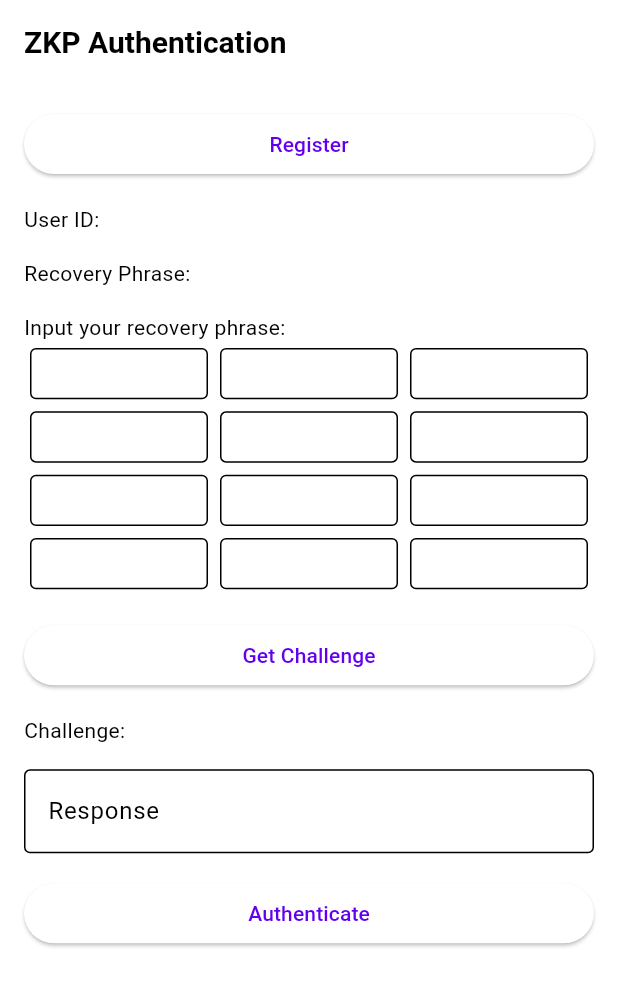
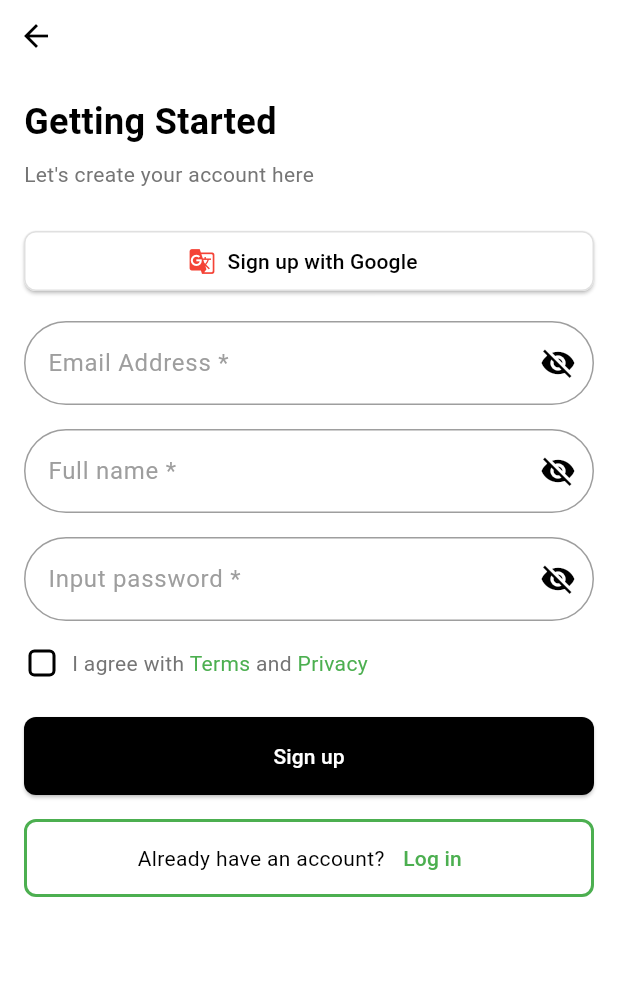
Before and after one commit to MrazTevin/money-sender-mvp, a Flutter app: the screen it shows after launch, on a phone screen of 412 x 824 dp. Shown: the top 986 px of the screen. Run offline on Flutter 3.47's test engine with Material 3 defaults, Android fonts, the light colour scheme and no system bars; Roboto replaces fonts that are missing (SansSerif).

Commit message:
m: complete creation of the registration screen

```diff
--- a/ckes_paygateway/lib/main.dart
+++ b/ckes_paygateway/lib/main.dart
@@ -1,10 +1,18 @@
 import 'package:ckes_paygateway/screens/auth_client.dart';
 import 'package:ckes_paygateway/screens/login_screen.dart';
+import 'package:ckes_paygateway/screens/registration_screen.dart';
 import 'package:ckes_paygateway/screens/zkp_auth.dart';
 import 'package:ckes_paygateway/theme/app_theme.dart';
 import 'package:flutter/material.dart';
+import 'package:flutter/services.dart';
+
 
 void main() {
+  //  SystemChrome.setSystemUIOverlayStyle(const SystemUiOverlayStyle(
+  //     statusBarColor: Colors.transparent,
+  //     // statusBarIconBrightness: Brightness.light,
+  //     statusBarIconBrightness: Brightness.dark
+  //   ));
   runApp(const MyApp());
 }
 
@@ -19,7 +27,8 @@ class MyApp extends StatelessWidget {
       theme: AppTheme.lightTheme,
       // home: const LoginScreen(),
       // home: const ZkpAuthScreen(),
-      home: const ZKPAuthPage(),
+      // home: const ZKPAuthPage(),
+      home: const RegistrationScreen(),
     );
   }
 }
--- /dev/null
+++ b/ckes_paygateway/lib/screens/registration_screen.dart
@@ -0,0 +1,210 @@
+import 'package:flutter/material.dart';
+import 'package:flutter/services.dart';
+
+class RegistrationScreen extends StatefulWidget {
+  const RegistrationScreen({super.key});
+
+  @override
+  _RegistrationScreenState createState() => _RegistrationScreenState();
+}
+
+class _RegistrationScreenState extends State<RegistrationScreen> {
+  @override
+  void initState() {
+    super.initState();
+  }
+
+  @override
+  Widget build(BuildContext context) {
+    return AnnotatedRegion<SystemUiOverlayStyle>(
+      value: const SystemUiOverlayStyle(
+        statusBarColor: Colors.transparent,
+        statusBarIconBrightness: Brightness.dark,
+    ),
+      child: Scaffold(
+        // backgroundColor: Colors.black,
+        body: SafeArea(
+          child: Column(
+            children: [
+              // Back button
+              Align(
+                alignment: Alignment.centerLeft,
+                child: IconButton(
+                  icon: const Icon(Icons.arrow_back, color: Colors.black),
+                  onPressed: () => Navigator.of(context).pop(),
+                ),
+              ),
+              Expanded(
+                child: SingleChildScrollView(
+                  padding: const EdgeInsets.all(16.0),
+                  child: Column(
+                    crossAxisAlignment: CrossAxisAlignment.stretch,
+                    children: [
+                      const Text(
+                        'Getting Started',
+                        style: TextStyle(fontSize: 24, fontWeight: FontWeight.bold),
+                      ),
+                      const SizedBox(height: 8),
+                      Text(
+                        "Let's create your account here",
+                        style: TextStyle(color: Colors.grey[600]),
+                      ),
+                      const SizedBox(height: 24),
+                      ElevatedButton.icon(
+                        icon: const Icon(Icons.g_translate, color: Colors.red),
+                        label: const Text('Sign up with Google'),
+                        onPressed: () {
+                          // Implement Google sign-up
+                        },
+                        style: ElevatedButton.styleFrom(
+                          foregroundColor: Colors.black, backgroundColor: Colors.white,
+                          side: BorderSide(color: Colors.grey[300]!),
+                          shape: RoundedRectangleBorder(
+                            borderRadius: BorderRadius.circular(8),
+                          ),
+                        ),
+                      ),
+                      const SizedBox(height: 16),
+                      TextFormField(
+                        decoration: InputDecoration(
+                          labelText: 'Email Address *',
+                          labelStyle: const TextStyle(color: Colors.grey),
+                          suffixIcon: const Icon(Icons.visibility_off),
+                          border: OutlineInputBorder(
+                            borderRadius: BorderRadius.circular(35),
+                            borderSide: const BorderSide(color: Colors.grey),
+                          ),
+                          enabledBorder: OutlineInputBorder(
+                            borderRadius: BorderRadius.circular(35),
+                            borderSide: const BorderSide(color: Colors.grey)
+                          ),
+                          focusedBorder: OutlineInputBorder(
+                            borderRadius: BorderRadius.circular(35),
+                            borderSide: const BorderSide(color: Colors.green)
+                          )
+                        ),
+                      ),
+                      const SizedBox(height: 16),
+                      TextFormField(
+                        decoration: InputDecoration(
+                          labelText: 'Full name *',
+                          labelStyle: const TextStyle(color: Colors.grey),
+                          suffixIcon: const Icon(Icons.visibility_off),
+                          border: OutlineInputBorder(
+                            borderRadius: BorderRadius.circular(35),
+                            borderSide: const BorderSide(color: Colors.grey),
+                          ),
+                          enabledBorder: OutlineInputBorder(
+                            borderRadius: BorderRadius.circular(35),
+                            borderSide: const BorderSide(color: Colors.grey),
+                          ),
+                          focusedBorder: OutlineInputBorder(
+                            borderRadius: BorderRadius.circular(35),
+                            borderSide: const BorderSide(color: Colors.green),
+                          ),
+                        ),
+                      ),
+                      const SizedBox(height: 16),
+                      TextFormField(
+                        decoration: InputDecoration(
+                          labelText: 'Input password *',
+                          labelStyle: const TextStyle(color: Colors.grey),
+                          hintText: 'At least 8 characters',
+                          suffixIcon: const Icon(Icons.visibility_off),
+                          border: OutlineInputBorder(
+                            borderRadius: BorderRadius.circular(35),
+                            borderSide: const BorderSide(color: Colors.grey),
+                          ),
+                          enabledBorder: OutlineInputBorder(
+                            borderRadius: BorderRadius.circular(35),
+                            borderSide: const BorderSide(color: Colors.grey),
+                          ),
+                          focusedBorder: OutlineInputBorder(
+                            borderRadius: BorderRadius.circular(35),
+                            borderSide: const BorderSide(color: Colors.green)
+                          )
+                        ),
+                        obscureText: true,
+                      ),
+                      const SizedBox(height: 16),
+                      Row(
+                        children: [
+                          SizedBox(
+                            width: 24,
+                            height: 24,
+                            child: Checkbox(
+                              value: false,
+                              onChanged: (value) {},
+                              shape: RoundedRectangleBorder(
+                                borderRadius: BorderRadius.circular(4),
+                              ),
+                            ),
+                          ),
+                          const SizedBox(width: 8),
+                          Expanded(
+                            child: Text.rich(
+                              TextSpan(
+                                text: 'I agree with ',
+                                style: TextStyle(color: Colors.grey[600]),
+                                children: const [
+                                  TextSpan(
+                                    text: 'Terms',
+                                    style: TextStyle(color: Colors.green),
+                                  ),
+                                  TextSpan(text: ' and '),
+                                  TextSpan(
+                                    text: 'Privacy',
+                                    style: TextStyle(color: Colors.green),
+                                  ),
+                                ],
+                              ),
+                            ),
+                          ),
+                        ],
+                      ),
+                      const SizedBox(height: 24),
+                      ElevatedButton(
+                        onPressed: () {
+                          // Implement sign-up logic
+                        },
+                        style: ElevatedButton.styleFrom(
+                          backgroundColor: Colors.black,
+                          foregroundColor: Colors.white,
+                          padding: const EdgeInsets.symmetric(vertical: 16),
+                          shape: RoundedRectangleBorder(
+                            borderRadius: BorderRadius.circular(8),
+                          ),
+                        ),
+                        child: const Text('Sign up'),
+                      ),
+                      const SizedBox(height: 16),
+                      Container(
+                        decoration: BoxDecoration(
+                          border: Border.all(color: Colors.green, width: 2),
+                          borderRadius: BorderRadius.circular(8),
+                        ),
+                        // padding: const EdgeInsets.all(4),
+                        child: Row(
+                          mainAxisAlignment: MainAxisAlignment.center,
+                          children: [
+                            const Text('Already have an account?'),
+                            TextButton(
+                              child: const Text('Log in', style: TextStyle(color: Colors.green)),
+                              onPressed: () {
+                                // Navigate to login screen
+                              },
+                            ),
+                          ],
+                        ),
+                      ),
+                    ],
+                  ),
+                ),
+              ),
+            ],
+          ),
+        ),
+      ),
+    );
+  }
+}
```
Also changed, not shown: 5 other files.
